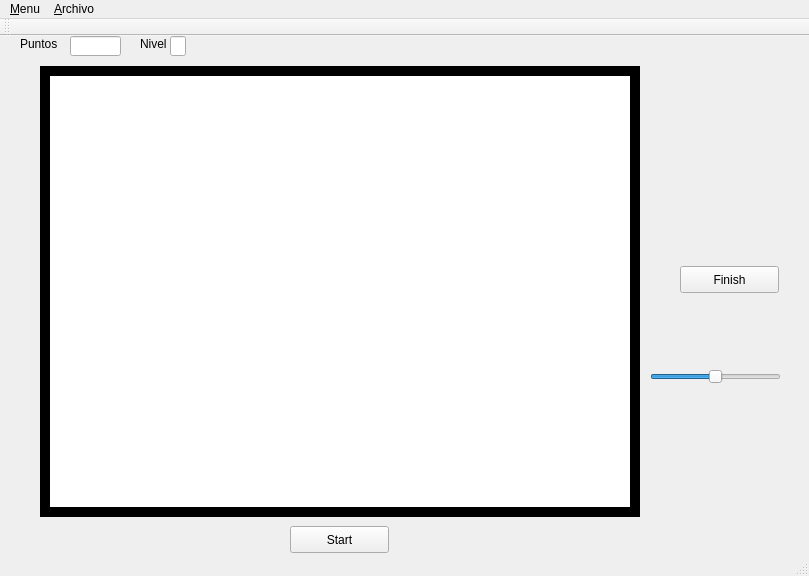
Qt form proyecto final info2/mainwindow.ui (fedefpatin/Proyecto-Final) before a commit.
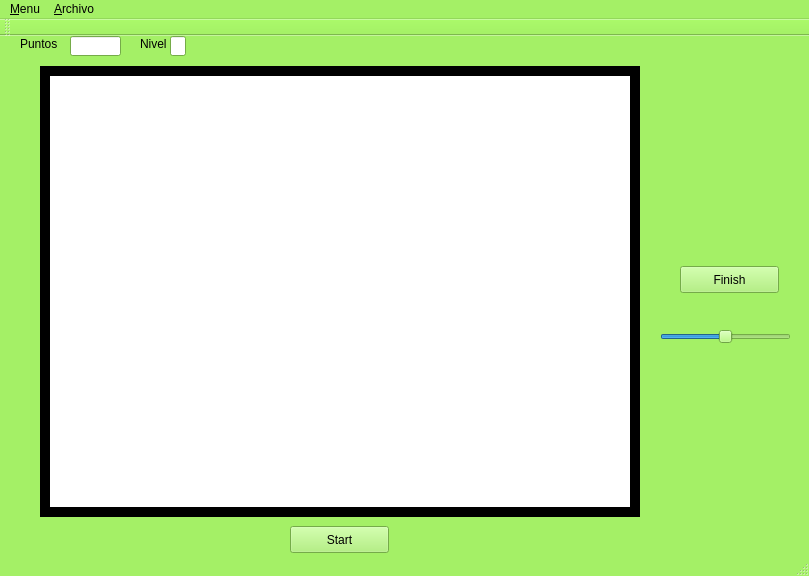
The same form after that commit.

The edit to the form file:
```diff
--- a/proyecto final info2/mainwindow.ui
+++ b/proyecto final info2/mainwindow.ui
@@ -10,6 +10,448 @@
     <height>576</height>
    </rect>
   </property>
+  <property name="palette">
+   <palette>
+    <active>
+     <colorrole role="WindowText">
+      <brush brushstyle="SolidPattern">
+       <color alpha="255">
+        <red>0</red>
+        <green>0</green>
+        <blue>0</blue>
+       </color>
+      </brush>
+     </colorrole>
+     <colorrole role="Button">
+      <brush brushstyle="SolidPattern">
+       <color alpha="255">
+        <red>164</red>
+        <green>240</green>
+        <blue>102</blue>
+       </color>
+      </brush>
+     </colorrole>
+     <colorrole role="Light">
+      <brush brushstyle="SolidPattern">
+       <color alpha="255">
+        <red>232</red>
+        <green>255</green>
+        <blue>213</blue>
+       </color>
+      </brush>
+     </colorrole>
+     <colorrole role="Midlight">
+      <brush brushstyle="SolidPattern">
+       <color alpha="255">
+        <red>198</red>
+        <green>247</green>
+        <blue>157</blue>
+       </color>
+      </brush>
+     </colorrole>
+     <colorrole role="Dark">
+      <brush brushstyle="SolidPattern">
+       <color alpha="255">
+        <red>82</red>
+        <green>120</green>
+        <blue>51</blue>
+       </color>
+      </brush>
+     </colorrole>
+     <colorrole role="Mid">
+      <brush brushstyle="SolidPattern">
+       <color alpha="255">
+        <red>109</red>
+        <green>160</green>
+        <blue>68</blue>
+       </color>
+      </brush>
+     </colorrole>
+     <colorrole role="Text">
+      <brush brushstyle="SolidPattern">
+       <color alpha="255">
+        <red>0</red>
+        <green>0</green>
+        <blue>0</blue>
+       </color>
+      </brush>
+     </colorrole>
+     <colorrole role="BrightText">
+      <brush brushstyle="SolidPattern">
+       <color alpha="255">
+        <red>255</red>
+        <green>255</green>
+        <blue>255</blue>
+       </color>
+      </brush>
+     </colorrole>
+     <colorrole role="ButtonText">
+      <brush brushstyle="SolidPattern">
+       <color alpha="255">
+        <red>0</red>
+        <green>0</green>
+        <blue>0</blue>
+       </color>
+      </brush>
+     </colorrole>
+     <colorrole role="Base">
+      <brush brushstyle="SolidPattern">
+       <color alpha="255">
+        <red>255</red>
+        <green>255</green>
+        <blue>255</blue>
+       </color>
+      </brush>
+     </colorrole>
+     <colorrole role="Window">
+      <brush brushstyle="SolidPattern">
+       <color alpha="255">
+        <red>164</red>
+        <green>240</green>
+        <blue>102</blue>
+       </color>
+      </brush>
+     </colorrole>
+     <colorrole role="Shadow">
+      <brush brushstyle="SolidPattern">
+       <color alpha="255">
+        <red>0</red>
+        <green>0</green>
+        <blue>0</blue>
+       </color>
+      </brush>
+     </colorrole>
+     <colorrole role="AlternateBase">
+      <brush brushstyle="SolidPattern">
+       <color alpha="255">
+        <red>209</red>
+        <green>247</green>
+        <blue>178</blue>
+       </color>
+      </brush>
+     </colorrole>
+     <colorrole role="ToolTipBase">
+      <brush brushstyle="SolidPattern">
+       <color alpha="255">
+        <red>255</red>
+        <green>255</green>
+        <blue>220</blue>
+       </color>
+      </brush>
+     </colorrole>
+     <colorrole role="ToolTipText">
+      <brush brushstyle="SolidPattern">
+       <color alpha="255">
+        <red>0</red>
+        <green>0</green>
+        <blue>0</blue>
+       </color>
+      </brush>
+     </colorrole>
+     <colorrole role="PlaceholderText">
+      <brush brushstyle="SolidPattern">
+       <color alpha="128">
+        <red>0</red>
+        <green>0</green>
+        <blue>0</blue>
+       </color>
+      </brush>
+     </colorrole>
+    </active>
+    <inactive>
+     <colorrole role="WindowText">
+      <brush brushstyle="SolidPattern">
+       <color alpha="255">
+        <red>0</red>
+        <green>0</green>
+        <blue>0</blue>
+       </color>
+      </brush>
+     </colorrole>
+     <colorrole role="Button">
+      <brush brushstyle="SolidPattern">
+       <color alpha="255">
+        <red>164</red>
+        <green>240</green>
+        <blue>102</blue>
+       </color>
+      </brush>
+     </colorrole>
+     <colorrole role="Light">
+      <brush brushstyle="SolidPattern">
+       <color alpha="255">
+        <red>232</red>
+        <green>255</green>
+        <blue>213</blue>
+       </color>
+      </brush>
+     </colorrole>
+     <colorrole role="Midlight">
+      <brush brushstyle="SolidPattern">
+       <color alpha="255">
+        <red>198</red>
+        <green>247</green>
+        <blue>157</blue>
+       </color>
+      </brush>
+     </colorrole>
+     <colorrole role="Dark">
+      <brush brushstyle="SolidPattern">
+       <color alpha="255">
+        <red>82</red>
+        <green>120</green>
+        <blue>51</blue>
+       </color>
+      </brush>
+     </colorrole>
+     <colorrole role="Mid">
+      <brush brushstyle="SolidPattern">
+       <color alpha="255">
+        <red>109</red>
+        <green>160</green>
+        <blue>68</blue>
+       </color>
+      </brush>
+     </colorrole>
+     <colorrole role="Text">
+      <brush brushstyle="SolidPattern">
+       <color alpha="255">
+        <red>0</red>
+        <green>0</green>
+        <blue>0</blue>
+       </color>
+      </brush>
+     </colorrole>
+     <colorrole role="BrightText">
+      <brush brushstyle="SolidPattern">
+       <color alpha="255">
+        <red>255</red>
+        <green>255</green>
+        <blue>255</blue>
+       </color>
+      </brush>
+     </colorrole>
+     <colorrole role="ButtonText">
+      <brush brushstyle="SolidPattern">
+       <color alpha="255">
+        <red>0</red>
+        <green>0</green>
+        <blue>0</blue>
+       </color>
+      </brush>
+     </colorrole>
+     <colorrole role="Base">
+      <brush brushstyle="SolidPattern">
+       <color alpha="255">
+        <red>255</red>
+        <green>255</green>
+        <blue>255</blue>
+       </color>
+      </brush>
+     </colorrole>
+     <colorrole role="Window">
+      <brush brushstyle="SolidPattern">
+       <color alpha="255">
+        <red>164</red>
+        <green>240</green>
+        <blue>102</blue>
+       </color>
+      </brush>
+     </colorrole>
+     <colorrole role="Shadow">
+      <brush brushstyle="SolidPattern">
+       <color alpha="255">
+        <red>0</red>
+        <green>0</green>
+        <blue>0</blue>
+       </color>
+      </brush>
+     </colorrole>
+     <colorrole role="AlternateBase">
+      <brush brushstyle="SolidPattern">
+       <color alpha="255">
+        <red>209</red>
+        <green>247</green>
+        <blue>178</blue>
+       </color>
+      </brush>
+     </colorrole>
+     <colorrole role="ToolTipBase">
+      <brush brushstyle="SolidPattern">
+       <color alpha="255">
+        <red>255</red>
+        <green>255</green>
+        <blue>220</blue>
+       </color>
+      </brush>
+     </colorrole>
+     <colorrole role="ToolTipText">
+      <brush brushstyle="SolidPattern">
+       <color alpha="255">
+        <red>0</red>
+        <green>0</green>
+        <blue>0</blue>
+       </color>
+      </brush>
+     </colorrole>
+     <colorrole role="PlaceholderText">
+      <brush brushstyle="SolidPattern">
+       <color alpha="128">
+        <red>0</red>
+        <green>0</green>
+        <blue>0</blue>
+       </color>
+      </brush>
+     </colorrole>
+    </inactive>
+    <disabled>
+     <colorrole role="WindowText">
+      <brush brushstyle="SolidPattern">
+       <color alpha="255">
+        <red>82</red>
+        <green>120</green>
+        <blue>51</blue>
+       </color>
+      </brush>
+     </colorrole>
+     <colorrole role="Button">
+      <brush brushstyle="SolidPattern">
+       <color alpha="255">
+        <red>164</red>
+        <green>240</green>
+        <blue>102</blue>
+       </color>
+      </brush>
+     </colorrole>
+     <colorrole role="Light">
+      <brush brushstyle="SolidPattern">
+       <color alpha="255">
+        <red>232</red>
+        <green>255</green>
+        <blue>213</blue>
+       </color>
+      </brush>
+     </colorrole>
+     <colorrole role="Midlight">
+      <brush brushstyle="SolidPattern">
+       <color alpha="255">
+        <red>198</red>
+        <green>247</green>
+        <blue>157</blue>
+       </color>
+      </brush>
+     </colorrole>
+     <colorrole role="Dark">
+      <brush brushstyle="SolidPattern">
+       <color alpha="255">
+        <red>82</red>
+        <green>120</green>
+        <blue>51</blue>
+       </color>
+      </brush>
+     </colorrole>
+     <colorrole role="Mid">
+      <brush brushstyle="SolidPattern">
+       <color alpha="255">
+        <red>109</red>
+        <green>160</green>
+        <blue>68</blue>
+       </color>
+      </brush>
+     </colorrole>
+     <colorrole role="Text">
+      <brush brushstyle="SolidPattern">
+       <color alpha="255">
+        <red>82</red>
+        <green>120</green>
+        <blue>51</blue>
+       </color>
+      </brush>
+     </colorrole>
+     <colorrole role="BrightText">
+      <brush brushstyle="SolidPattern">
+       <color alpha="255">
+        <red>255</red>
+        <green>255</green>
+        <blue>255</blue>
+       </color>
+      </brush>
+     </colorrole>
+     <colorrole role="ButtonText">
+      <brush brushstyle="SolidPattern">
+       <color alpha="255">
+        <red>82</red>
+        <green>120</green>
+        <blue>51</blue>
+       </color>
+      </brush>
+     </colorrole>
+     <colorrole role="Base">
+      <brush brushstyle="SolidPattern">
+       <color alpha="255">
+        <red>164</red>
+        <green>240</green>
+        <blue>102</blue>
+       </color>
+      </brush>
+     </colorrole>
+     <colorrole role="Window">
+      <brush brushstyle="SolidPattern">
+       <color alpha="255">
+        <red>164</red>
+        <green>240</green>
+        <blue>102</blue>
+       </color>
+      </brush>
+     </colorrole>
+     <colorrole role="Shadow">
+      <brush brushstyle="SolidPattern">
+       <color alpha="255">
+        <red>0</red>
+        <green>0</green>
+        <blue>0</blue>
+       </color>
+      </brush>
+     </colorrole>
+     <colorrole role="AlternateBase">
+      <brush brushstyle="SolidPattern">
+       <color alpha="255">
+        <red>164</red>
+        <green>240</green>
+        <blue>102</blue>
+       </color>
+      </brush>
+     </colorrole>
+     <colorrole role="ToolTipBase">
+      <brush brushstyle="SolidPattern">
+       <color alpha="255">
+        <red>255</red>
+        <green>255</green>
+        <blue>220</blue>
+       </color>
+      </brush>
+     </colorrole>
+     <colorrole role="ToolTipText">
+      <brush brushstyle="SolidPattern">
+       <color alpha="255">
+        <red>0</red>
+        <green>0</green>
+        <blue>0</blue>
+       </color>
+      </brush>
+     </colorrole>
+     <colorrole role="PlaceholderText">
+      <brush brushstyle="SolidPattern">
+       <color alpha="128">
+        <red>0</red>
+        <green>0</green>
+        <blue>0</blue>
+       </color>
+      </brush>
+     </colorrole>
+    </disabled>
+   </palette>
+  </property>
   <property name="windowTitle">
    <string>MainWindow</string>
   </property>
@@ -80,8 +522,8 @@
    <widget class="QSlider" name="horizontalSlider">
     <property name="geometry">
      <rect>
-      <x>650</x>
-      <y>330</y>
+      <x>660</x>
+      <y>290</y>
       <width>131</width>
       <height>22</height>
      </rect>
```
Left out of the diff: 6 changed lines with no effect on the pictures.
